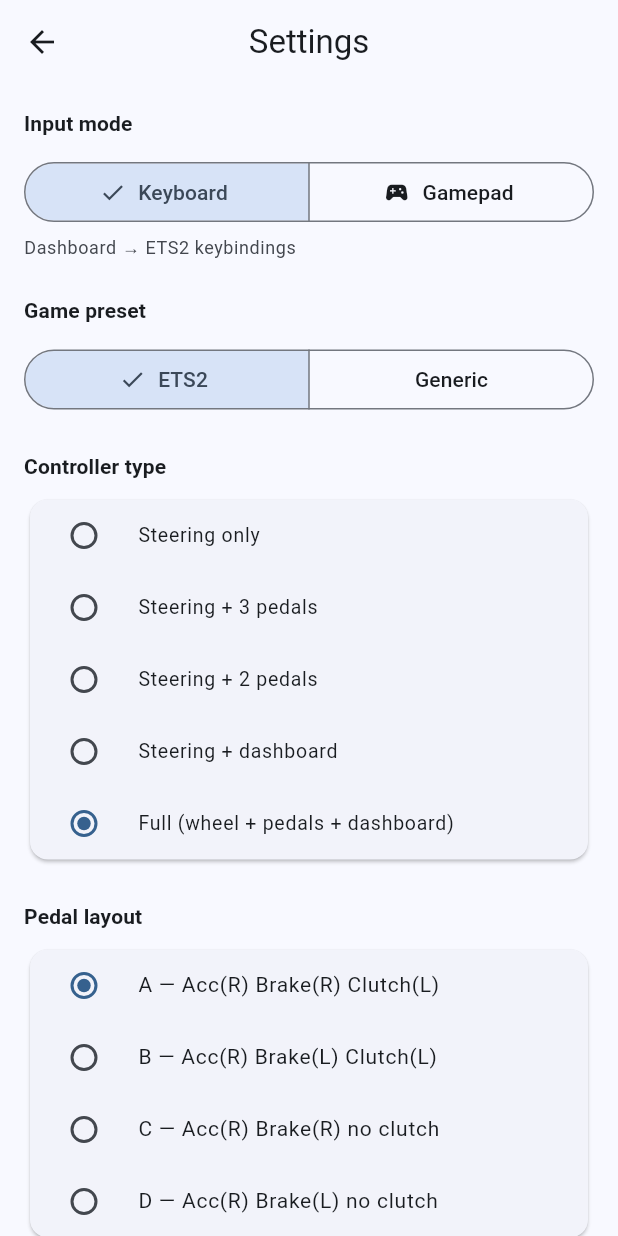
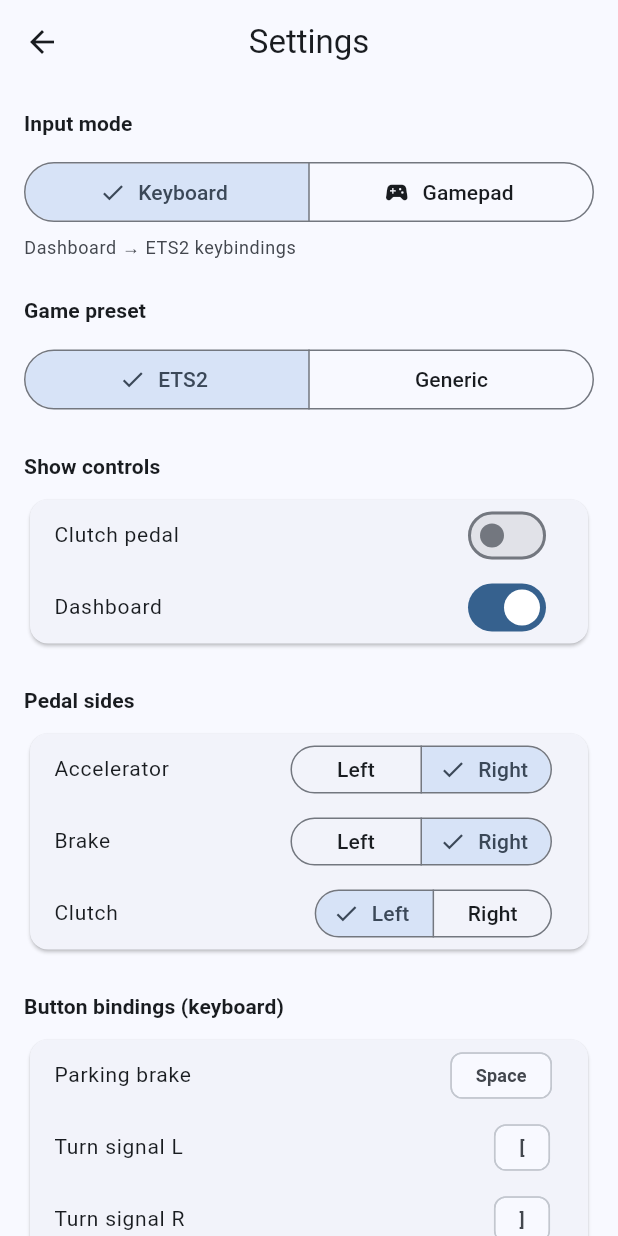
Before and after one commit to fazrigading/WheelDeck, a Flutter app: the screen it shows after launch, after a tap on "Continue", after a tap on "Settings", on a phone screen of 412 x 824 dp. Run offline on Flutter 3.47's test engine with Material 3 defaults, Android fonts, the phone set to English and light mode, and no system bars; our stand-ins replace freezed_annotation, multicast_dns, permission_handler, sensors_plus, shared_preferences, stream_channel.

Commit message:
feat(mobile): replace controller presets with visibility toggles and per-pedal sides
Delete ControllerType and PedalLayout enums. Add ControllerVisibility
(showClutch/showDashboard) and PedalSides (per-pedal Left/Right) with
first-run migration of legacy prefs and old-key removal. Settings shows
M3 switches plus side selectors; driving lays pedals by side.

Closes #34

```diff
--- a/mobile/lib/data/services/controller_type.dart
+++ /dev/null
@@ -1,30 +0,0 @@
-import 'package:shared_preferences/shared_preferences.dart';
-
-/// Which inputs are active on the driving screen.
-enum ControllerType {
-  steeringOnly('steeringOnly', 'Steering only'),
-  steering3Pedals('steering3Pedals', 'Steering + 3 pedals'),
-  steering2Pedals('steering2Pedals', 'Steering + 2 pedals'),
-  steeringDashboard('steeringDashboard', 'Steering + dashboard'),
-  full('full', 'Full (wheel + pedals + dashboard)');
-
-  const ControllerType(this.wireValue, this.label);
-  final String wireValue;
-  final String label;
-
-  static const String prefsKey = 'wheeldeck.controller_type';
-  static const ControllerType fallback = full;
-
-  static ControllerType fromWireValue(String? v) =>
-      ControllerType.values.firstWhere((e) => e.wireValue == v, orElse: () => fallback);
-
-  static Future<ControllerType> load() async {
-    final prefs = await SharedPreferences.getInstance();
-    return fromWireValue(prefs.getString(prefsKey));
-  }
-
-  Future<void> save() async {
-    final prefs = await SharedPreferences.getInstance();
-    await prefs.setString(prefsKey, wireValue);
-  }
-}
--- /dev/null
+++ b/mobile/lib/data/services/controller_visibility.dart
@@ -0,0 +1,57 @@
+import 'package:shared_preferences/shared_preferences.dart';
+
+/// Which optional inputs are shown on the driving screen. Steering Wheel,
+/// Accelerator, and Brake are always shown.
+class ControllerVisibility {
+  const ControllerVisibility({
+    required this.showClutch,
+    required this.showDashboard,
+  });
+
+  final bool showClutch;
+  final bool showDashboard;
+
+  static const String clutchKey = 'wheeldeck.show_clutch';
+  static const String dashboardKey = 'wheeldeck.show_dashboard';
+  static const String legacyKey = 'wheeldeck.controller_type';
+
+  /// Legacy 5-way values mapped to visibility pairs.
+  static const Map<String, (bool, bool)> _legacy = {
+    'steeringOnly': (false, false),
+    'steering3Pedals': (true, false),
+    'steering2Pedals': (false, false),
+    'steeringDashboard': (false, true),
+    'full': (true, true),
+  };
+
+  static const ControllerVisibility fallback =
+      ControllerVisibility(showClutch: false, showDashboard: true);
+
+  static Future<ControllerVisibility> load() async {
+    final prefs = await SharedPreferences.getInstance();
+    final legacy = prefs.getString(legacyKey);
+    if (legacy != null) {
+      final pair = _legacy[legacy] ?? (false, true);
+      final migrated = ControllerVisibility(
+        showClutch: pair.$1,
+        showDashboard: pair.$2,
+      );
+      await migrated.save();
+      await prefs.remove(legacyKey);
+      return migrated;
+    }
+    final clutch = prefs.getBool(clutchKey);
+    final dashboard = prefs.getBool(dashboardKey);
+    if (clutch == null && dashboard == null) return fallback;
+    return ControllerVisibility(
+      showClutch: clutch ?? fallback.showClutch,
+      showDashboard: dashboard ?? fallback.showDashboard,
+    );
+  }
+
+  Future<void> save() async {
+    final prefs = await SharedPreferences.getInstance();
+    await prefs.setBool(clutchKey, showClutch);
+    await prefs.setBool(dashboardKey, showDashboard);
+  }
+}
--- a/mobile/lib/data/services/pedal_layout.dart
+++ /dev/null
@@ -1,38 +0,0 @@
-import 'package:shared_preferences/shared_preferences.dart';
-
-import 'pedal_input.dart';
-
-/// Pedal arrangement & visibility.
-enum PedalLayout {
-  /// a) Acc R, Brake R, Clutch L  — 3 pedals, clutch left, brake mid, acc right
-  layoutA('layoutA', 'A — Acc(R) Brake(R) Clutch(L)', [PedalType.clutch, PedalType.brake, PedalType.accelerator]),
-  /// b) Acc R, Brake L, Clutch L — 3 pedals, brake left, clutch mid
-  layoutB('layoutB', 'B — Acc(R) Brake(L) Clutch(L)', [PedalType.brake, PedalType.clutch, PedalType.accelerator]),
-  /// c) A without clutch — 2 pedals
-  layoutC('layoutC', 'C — Acc(R) Brake(R) no clutch', [PedalType.brake, PedalType.accelerator]),
-  /// d) B without clutch — 2 pedals
-  layoutD('layoutD', 'D — Acc(R) Brake(L) no clutch', [PedalType.brake, PedalType.accelerator]);
-
-  const PedalLayout(this.wireValue, this.label, this.order);
-  final String wireValue;
-  final String label;
-  final List<PedalType> order;
-
-  bool get hasClutch => order.contains(PedalType.clutch);
-
-  static const String prefsKey = 'wheeldeck.pedal_layout';
-  static const PedalLayout fallback = layoutA;
-
-  static PedalLayout fromWireValue(String? v) =>
-      PedalLayout.values.firstWhere((e) => e.wireValue == v, orElse: () => fallback);
-
-  static Future<PedalLayout> load() async {
-    final prefs = await SharedPreferences.getInstance();
-    return fromWireValue(prefs.getString(prefsKey));
-  }
-
-  Future<void> save() async {
-    final prefs = await SharedPreferences.getInstance();
-    await prefs.setString(prefsKey, wireValue);
-  }
-}
--- /dev/null
+++ b/mobile/lib/data/services/pedal_side.dart
@@ -0,0 +1,89 @@
+import 'package:shared_preferences/shared_preferences.dart';
+
+import 'pedal_input.dart';
+
+/// Left or Right screen placement for a pedal.
+enum PedalSide {
+  left('left'),
+  right('right');
+
+  const PedalSide(this.wireValue);
+  final String wireValue;
+
+  static PedalSide fromWireValue(String? v) => PedalSide.values
+      .firstWhere((s) => s.wireValue == v, orElse: () => right);
+}
+
+/// Per-pedal screen placement, replacing the fixed PedalLayout variants.
+class PedalSides {
+  PedalSides(Map<PedalType, PedalSide> sides)
+      : _sides = {..._defaults, ...sides};
+
+  static const Map<PedalType, PedalSide> _defaults = {
+    PedalType.accelerator: PedalSide.right,
+    PedalType.brake: PedalSide.right,
+    PedalType.clutch: PedalSide.left,
+  };
+
+  static const String keyPrefix = 'wheeldeck.pedal_side.';
+  static const String legacyKey = 'wheeldeck.pedal_layout';
+
+  /// Legacy layout variants mapped to per-pedal sides. layoutA mirrors defaults.
+  static const Map<String, Map<PedalType, PedalSide>> _legacy = {
+    'layoutA': {
+      PedalType.accelerator: PedalSide.right,
+      PedalType.brake: PedalSide.right,
+      PedalType.clutch: PedalSide.left,
+    },
+    'layoutB': {
+      PedalType.accelerator: PedalSide.right,
+      PedalType.brake: PedalSide.left,
+      PedalType.clutch: PedalSide.left,
+    },
+    'layoutC': {
+      PedalType.accelerator: PedalSide.right,
+      PedalType.brake: PedalSide.right,
+    },
+    'layoutD': {
+      PedalType.accelerator: PedalSide.right,
+      PedalType.brake: PedalSide.left,
+    },
+  };
+
+  final Map<PedalType, PedalSide> _sides;
+
+  PedalSide sideOf(PedalType pedal) => _sides[pedal] ?? _defaults[pedal]!;
+
+  /// Complete sides map. Callers needing a mutable copy start here.
+  Map<PedalType, PedalSide> asMap() => Map.of(_sides);
+
+  static PedalSides defaults() => PedalSides({});
+
+  PedalSides copyWithSide(PedalType pedal, PedalSide side) =>
+      PedalSides({..._sides, pedal: side});
+
+  static Future<PedalSides> load() async {
+    final prefs = await SharedPreferences.getInstance();
+    final legacy = prefs.getString(legacyKey);
+    if (legacy != null) {
+      final migrated = PedalSides(_legacy[legacy] ?? {});
+      await migrated.save();
+      await prefs.remove(legacyKey);
+      return migrated;
+    }
+    final sides = <PedalType, PedalSide>{};
+    for (final pedal in PedalType.values) {
+      final raw = prefs.getString('$keyPrefix${pedal.name}');
+      if (raw != null) sides[pedal] = PedalSide.fromWireValue(raw);
+    }
+    return PedalSides(sides);
+  }
+
+  Future<void> save() async {
+    final prefs = await SharedPreferences.getInstance();
+    for (final pedal in PedalType.values) {
+      await prefs.setString(
+          '$keyPrefix${pedal.name}', sideOf(pedal).wireValue);
+    }
+  }
+}
--- a/mobile/lib/ui/features/driving/views/driving_view.dart
+++ b/mobile/lib/ui/features/driving/views/driving_view.dart
@@ -6,7 +6,7 @@ import 'package:flutter/services.dart';
 
 import '../../../../data/repositories/pedal_repository.dart';
 import '../../../../data/repositories/sensor_repository.dart';
-import '../../../../data/services/controller_type.dart';
+import '../../../../data/services/pedal_side.dart';
 import '../../../../data/services/gyroscope_service.dart';
 import '../../../../data/services/dashboard_input.dart';
 import '../../../../data/services/pedal_input.dart';
@@ -221,17 +221,19 @@ class _DrivingViewState extends State<DrivingView> {
         final wheelSize =
             (math.min(constraints.maxWidth * 0.42, constraints.maxHeight) - 16)
                 .clamp(160.0, 480.0);
-        final ct = _viewModel.controllerType;
-        final pedalsVisible = ct == ControllerType.steering3Pedals ||
-            ct == ControllerType.steering2Pedals ||
-            ct == ControllerType.full;
-        final dashboardVisible =
-            ct == ControllerType.steeringDashboard || ct == ControllerType.full;
+        final vis = _viewModel.visibility;
+        final dashboardVisible = vis.showDashboard;
 
-        List<PedalType> effectiveOrder = _viewModel.pedalLayout.order;
-        if (ct == ControllerType.steering2Pedals) {
-          effectiveOrder = effectiveOrder.where((p) => p != PedalType.clutch).toList();
-        }
+        final sides = _viewModel.pedalSides;
+        final shown = [
+          PedalType.accelerator,
+          PedalType.brake,
+          if (vis.showClutch) PedalType.clutch,
+        ];
+        final left =
+            shown.where((p) => sides[p] == PedalSide.left).toList();
+        final right =
+            shown.where((p) => sides[p] != PedalSide.left).toList();
 
         return Row(
           crossAxisAlignment: CrossAxisAlignment.stretch,
@@ -252,36 +254,39 @@ class _DrivingViewState extends State<DrivingView> {
                 ),
               ),
             ),
-            if (ct != ControllerType.steeringOnly)
             Expanded(
               flex: 5,
               child: Padding(
                 padding: const EdgeInsets.symmetric(vertical: 8, horizontal: 4),
                 child: Column(
                   children: [
-                      if (pedalsVisible)
                     Expanded(
                       flex: 5,
+                      child: Row(
+                        children: [
+                          if (left.isNotEmpty)
+                            Expanded(
                               child: PedalPanel(
                                 input: _viewModel.pedalInput,
-                            layout: effectiveOrder,
+                                layout: left,
                               ),
                             ),
-                      if (pedalsVisible && dashboardVisible) const SizedBox(height: 8),
+                          if (right.isNotEmpty)
+                            Expanded(
+                              child: PedalPanel(
+                                input: _viewModel.pedalInput,
+                                layout: right,
+                              ),
+                            ),
+                        ],
+                      ),
+                    ),
+                    if (dashboardVisible) const SizedBox(height: 8),
                     if (dashboardVisible)
                       Expanded(
                         flex: 4,
                         child: SingleChildScrollView(
                           child: DashboardPanel(input: _viewModel.dashboardInput),
-                          ),
-                        ),
-                      if (!pedalsVisible && !dashboardVisible)
-                        Expanded(
-                          child: Center(
-                            child: Text('Steering only',
-                                style: Theme.of(context).textTheme.bodyMedium?.copyWith(
-                                      color: Theme.of(context).colorScheme.onSurfaceVariant,
-                                    )),
                         ),
                       ),
                   ],
--- a/mobile/lib/ui/features/settings/view_models/settings_view_model.dart
+++ b/mobile/lib/ui/features/settings/view_models/settings_view_model.dart
@@ -3,10 +3,11 @@ import 'package:flutter/foundation.dart';
 import '../../../../data/repositories/connection_repository.dart';
 import '../../../../data/repositories/settings_repository.dart';
 import '../../../../data/services/controller_preset.dart';
-import '../../../../data/services/controller_type.dart';
+import '../../../../data/services/controller_visibility.dart';
 import '../../../../data/services/dashboard_input.dart';
 import '../../../../data/services/input_mapping.dart';
-import '../../../../data/services/pedal_layout.dart';
+import '../../../../data/services/pedal_input.dart';
+import '../../../../data/services/pedal_side.dart';
 
 /// Presentation state for the settings page.
 ///
@@ -23,15 +24,15 @@ class SettingsViewModel extends ChangeNotifier {
   final ConnectionRepository _connectionRepository;
 
   InputMapping _mapping = InputMapping.keyboard;
-  ControllerType _controllerType = ControllerType.full;
-  PedalLayout _pedalLayout = PedalLayout.layoutA;
+  ControllerVisibility _visibility = ControllerVisibility.fallback;
+  Map<PedalType, PedalSide> _pedalSides = PedalSides.defaults().asMap();
   GamePreset _preset = GamePreset.ets2;
   final Map<String, String> _bindingOverrides = {};
   bool _loaded = false;
 
   InputMapping get mapping => _mapping;
-  ControllerType get controllerType => _controllerType;
-  PedalLayout get pedalLayout => _pedalLayout;
+  ControllerVisibility get visibility => _visibility;
+  Map<PedalType, PedalSide> get pedalSides => Map.unmodifiable(_pedalSides);
   GamePreset get preset => _preset;
   bool get loaded => _loaded;
 
@@ -40,10 +41,11 @@ class SettingsViewModel extends ChangeNotifier {
       _mapping = await _settingsRepository.getMapping();
     } catch (_) {}
     try {
-      _controllerType = await _settingsRepository.getControllerType();
+      _visibility = await _settingsRepository.getVisibility();
     } catch (_) {}
     try {
-      _pedalLayout = await _settingsRepository.getPedalLayout();
+      final sides = await _settingsRepository.getPedalSides();
+      _pedalSides = sides.asMap();
     } catch (_) {}
     // Load binding overrides for both modes
     for (final c in ControlId.values) {
@@ -73,16 +75,16 @@ class SettingsViewModel extends ChangeNotifier {
     _connectionRepository.sendMappingMode(mapping);
   }
 
-  Future<void> selectControllerType(ControllerType v) async {
-    _controllerType = v;
+  Future<void> selectVisibility(ControllerVisibility v) async {
+    _visibility = v;
     notifyListeners();
-    await _settingsRepository.setControllerType(v);
+    await _settingsRepository.setVisibility(v);
   }
 
-  Future<void> selectPedalLayout(PedalLayout v) async {
-    _pedalLayout = v;
+  Future<void> selectPedalSide(PedalType pedal, PedalSide side) async {
+    _pedalSides[pedal] = side;
     notifyListeners();
-    await _settingsRepository.setPedalLayout(v);
+    await _settingsRepository.setPedalSide(pedal, side);
   }
 
   void selectPreset(GamePreset v) {
@@ -105,8 +107,8 @@ class SettingsViewModel extends ChangeNotifier {
 
   Future<void> resetToDefaults() async {
     _mapping = InputMapping.keyboard;
-    _controllerType = ControllerType.full;
-    _pedalLayout = PedalLayout.layoutA;
+    _visibility = ControllerVisibility.fallback;
+    _pedalSides = PedalSides.defaults().asMap();
     _preset = GamePreset.ets2;
     _bindingOverrides.clear();
     notifyListeners();
--- a/mobile/lib/ui/features/settings/views/settings_screen.dart
+++ b/mobile/lib/ui/features/settings/views/settings_screen.dart
@@ -2,10 +2,11 @@ import 'package:flutter/material.dart';
 
 import '../../../../data/repositories/settings_repository.dart';
 import '../../../../data/services/controller_preset.dart';
-import '../../../../data/services/controller_type.dart';
+import '../../../../data/services/controller_visibility.dart';
 import '../../../../data/services/dashboard_input.dart';
 import '../../../../data/services/input_mapping.dart';
-import '../../../../data/services/pedal_layout.dart';
+import '../../../../data/services/pedal_input.dart';
+import '../../../../data/services/pedal_side.dart';
 import '../../../../ui/core/connection_coordinator.dart';
 import '../view_models/settings_view_model.dart';
 
@@ -51,7 +52,7 @@ class _SettingsScreenState extends State<SettingsScreen> {
       context: context,
       builder: (c) => AlertDialog(
         title: const Text('Reset to defaults?'),
-        content: const Text('This will restore keyboard, full controller, and layout A.'),
+        content: const Text('This will restore keyboard, hidden clutch, shown dashboard, and default pedal sides.'),
         actions: [
           TextButton(onPressed: () => Navigator.pop(c, false), child: const Text('Cancel')),
           FilledButton(onPressed: () => Navigator.pop(c, true), child: const Text('Reset')),
@@ -110,42 +111,63 @@ class _SettingsScreenState extends State<SettingsScreen> {
               ),
               const SizedBox(height: 24),
 
-              // Controller type
-              Text('Controller type', style: Theme.of(context).textTheme.titleSmall?.copyWith(fontWeight: FontWeight.w700)),
+              // Controller visibility
+              Text('Show controls', style: Theme.of(context).textTheme.titleSmall?.copyWith(fontWeight: FontWeight.w700)),
               const SizedBox(height: 8),
               Card(
-                child: RadioGroup<ControllerType>(
-                  groupValue: _viewModel.controllerType,
-                  onChanged: (v) => v != null ? _viewModel.selectControllerType(v) : null,
-                  child: Column(
-                    children: ControllerType.values.map((t) {
-                      return RadioListTile<ControllerType>(
-                        title: Text(t.label),
-                        value: t,
-                        dense: true,
-                      );
-                    }).toList(),
-                  ),
+                child: Column(
+                  children: [
+                    SwitchListTile(
+                      title: const Text('Clutch pedal', style: TextStyle(fontSize: 14)),
+                      value: _viewModel.visibility.showClutch,
+                      onChanged: (v) => _viewModel.selectVisibility(
+                        ControllerVisibility(
+                          showClutch: v,
+                          showDashboard: _viewModel.visibility.showDashboard,
+                        ),
+                      ),
+                      dense: true,
+                    ),
+                    SwitchListTile(
+                      title: const Text('Dashboard', style: TextStyle(fontSize: 14)),
+                      value: _viewModel.visibility.showDashboard,
+                      onChanged: (v) => _viewModel.selectVisibility(
+                        ControllerVisibility(
+                          showClutch: _viewModel.visibility.showClutch,
+                          showDashboard: v,
+                        ),
+                      ),
+                      dense: true,
+                    ),
+                  ],
                 ),
               ),
               const SizedBox(height: 24),
 
-              // Pedal layout
-              Text('Pedal layout', style: Theme.of(context).textTheme.titleSmall?.copyWith(fontWeight: FontWeight.w700)),
+              // Pedal sides
+              Text('Pedal sides', style: Theme.of(context).textTheme.titleSmall?.copyWith(fontWeight: FontWeight.w700)),
               const SizedBox(height: 8),
               Card(
-                child: RadioGroup<PedalLayout>(
-                  groupValue: _viewModel.pedalLayout,
-                  onChanged: (v) => v != null ? _viewModel.selectPedalLayout(v) : null,
-                  child: Column(
-                    children: PedalLayout.values.map((l) {
-                      return RadioListTile<PedalLayout>(
-                        title: Text(l.label, style: const TextStyle(fontSize: 14)),
-                        value: l,
+                child: Column(
+                  children: [
+                    for (final pedal in PedalType.values)
+                      ListTile(
                         dense: true,
-                      );
-                    }).toList(),
-                  ),
+                        title: Text(_pedalLabel(pedal), style: const TextStyle(fontSize: 14)),
+                        trailing: SegmentedButton<PedalSide>(
+                          segments: const [
+                            ButtonSegment(value: PedalSide.left, label: Text('Left')),
+                            ButtonSegment(value: PedalSide.right, label: Text('Right')),
+                          ],
+                          selected: {_viewModel.pedalSides[pedal] ?? PedalSide.right},
+                          onSelectionChanged: (s) =>
+                              _viewModel.selectPedalSide(pedal, s.first),
+                          style: const ButtonStyle(
+                            visualDensity: VisualDensity.compact,
+                          ),
+                        ),
+                      ),
+                  ],
                 ),
               ),
               const SizedBox(height: 24),
@@ -192,6 +214,17 @@ class _SettingsScreenState extends State<SettingsScreen> {
         },
       ),
     );
+  }
+
+  String _pedalLabel(PedalType p) {
+    switch (p) {
+      case PedalType.accelerator:
+        return 'Accelerator';
+      case PedalType.brake:
+        return 'Brake';
+      case PedalType.clutch:
+        return 'Clutch';
+    }
   }
 
   String _controlLabel(ControlId c) {
```
Also changed, not shown: mobile/lib/data/repositories/settings_repository.dart (+15 -9 lines), mobile/lib/ui/features/driving/view_models/driving_view_model.dart (+17 -14 lines), 1 other file. Lines whose indentation alone changed are shown as unchanged.
